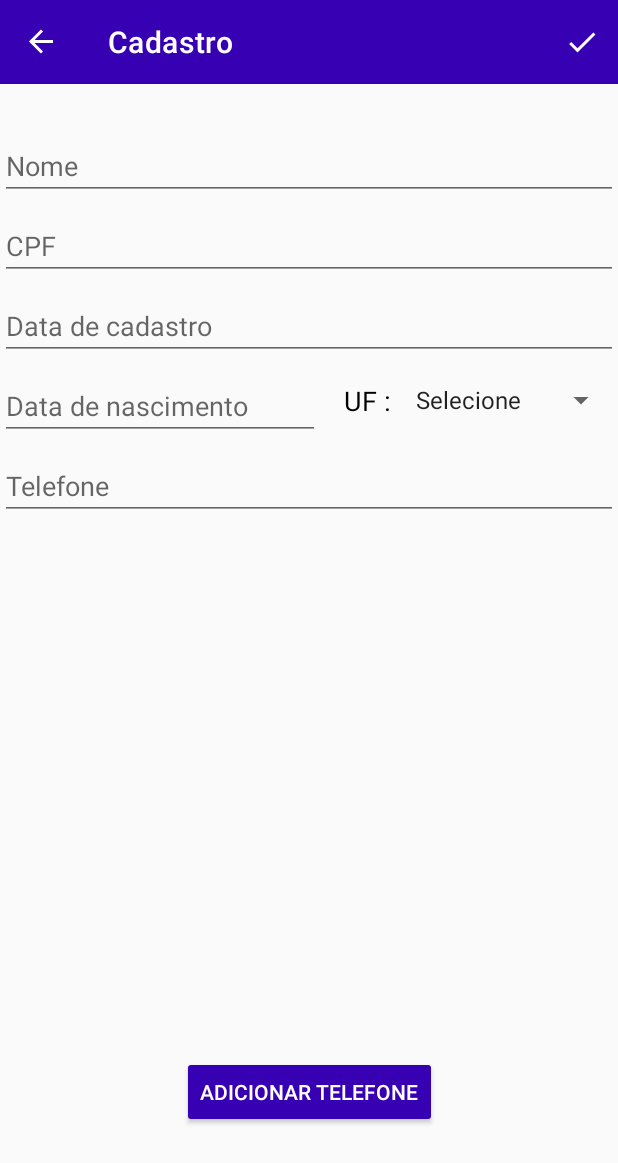
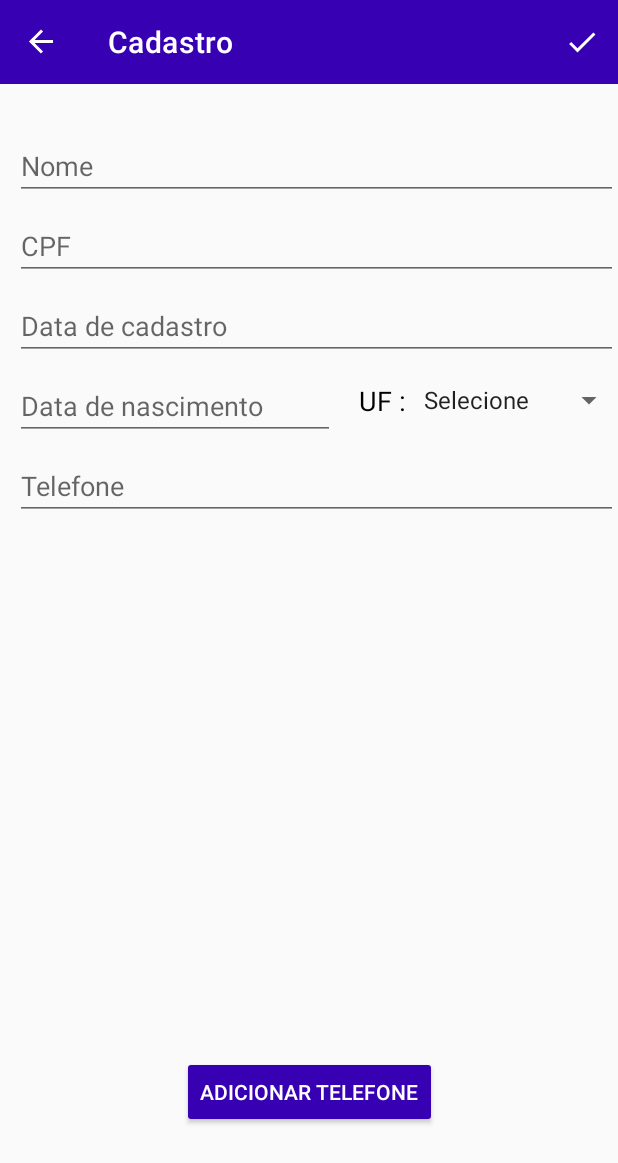
Before and after one commit to mariosntdnz/Agenda, an Android app: the CadastroFragment screen opened through its navigation route, on a phone screen of 412 x 824 dp. Shown: the top 1163 px of the screen. Run offline under Robolectric (Android 15) with nearby library versions, the phone set to English and light mode, and no system bars; our stand-ins replace Room's generated code, data binding, navigation-ui; libraries missing offline, so code that uses them is left out: br.com.jansenfelipe; 4 statements that could not run were skipped.

Commit message:
Colocando margem no layout de cadastro

```diff
--- a/app/src/main/res/layout/fragment_cadastro.xml
+++ b/app/src/main/res/layout/fragment_cadastro.xml
@@ -20,6 +20,7 @@
             android:id="@+id/editTextCadastroNome"
             android:layout_width="0dp"
             android:layout_height="wrap_content"
+            android:layout_marginStart="10dp"
             android:layout_marginTop="32dp"
             android:ems="10"
             android:hint="@string/cadastro_option_name"
@@ -35,6 +36,7 @@
             mask="@{constantes.maskCPF}"
             android:layout_width="0dp"
             android:layout_height="wrap_content"
+            android:layout_marginStart="10dp"
             android:layout_marginTop="8dp"
             android:ems="10"
             android:hint="@string/cadastro_option_cpf"
@@ -50,6 +52,7 @@
             mask="@{constantes.maskDataCad}"
             android:layout_width="0dp"
             android:layout_height="wrap_content"
+            android:layout_marginStart="10dp"
             android:layout_marginTop="8dp"
             android:ems="10"
             android:focusableInTouchMode="false"
@@ -66,6 +69,7 @@
             plotCalendar="@{true}"
             android:layout_width="0dp"
             android:layout_height="wrap_content"
+            android:layout_marginStart="10dp"
             android:layout_marginTop="8dp"
             android:ems="10"
             android:focusableInTouchMode="false"
@@ -101,16 +105,17 @@
             android:id="@+id/recyclerView"
             android:layout_width="match_parent"
             android:layout_height="0dp"
+            android:layout_marginStart="10dp"
             android:layout_marginTop="8dp"
+            android:scrollbarThumbVertical="@layout/scroll_style"
+            android:scrollbars="vertical"
             app:layoutManager="androidx.recyclerview.widget.GridLayoutManager"
-            app:spanCount="1"
-            android:scrollbars="vertical"
-            android:scrollbarThumbVertical="@layout/scroll_style"
-            tools:listitem="@layout/telefone_item"
             app:layout_constraintBottom_toTopOf="@+id/guideline7"
             app:layout_constraintEnd_toEndOf="parent"
             app:layout_constraintStart_toStartOf="parent"
-            app:layout_constraintTop_toBottomOf="@+id/editTextCadastroDataNascimento">
+            app:layout_constraintTop_toBottomOf="@+id/editTextCadastroDataNascimento"
+            app:spanCount="1"
+            tools:listitem="@layout/telefone_item">
 
         </androidx.recyclerview.widget.RecyclerView>
 
```
